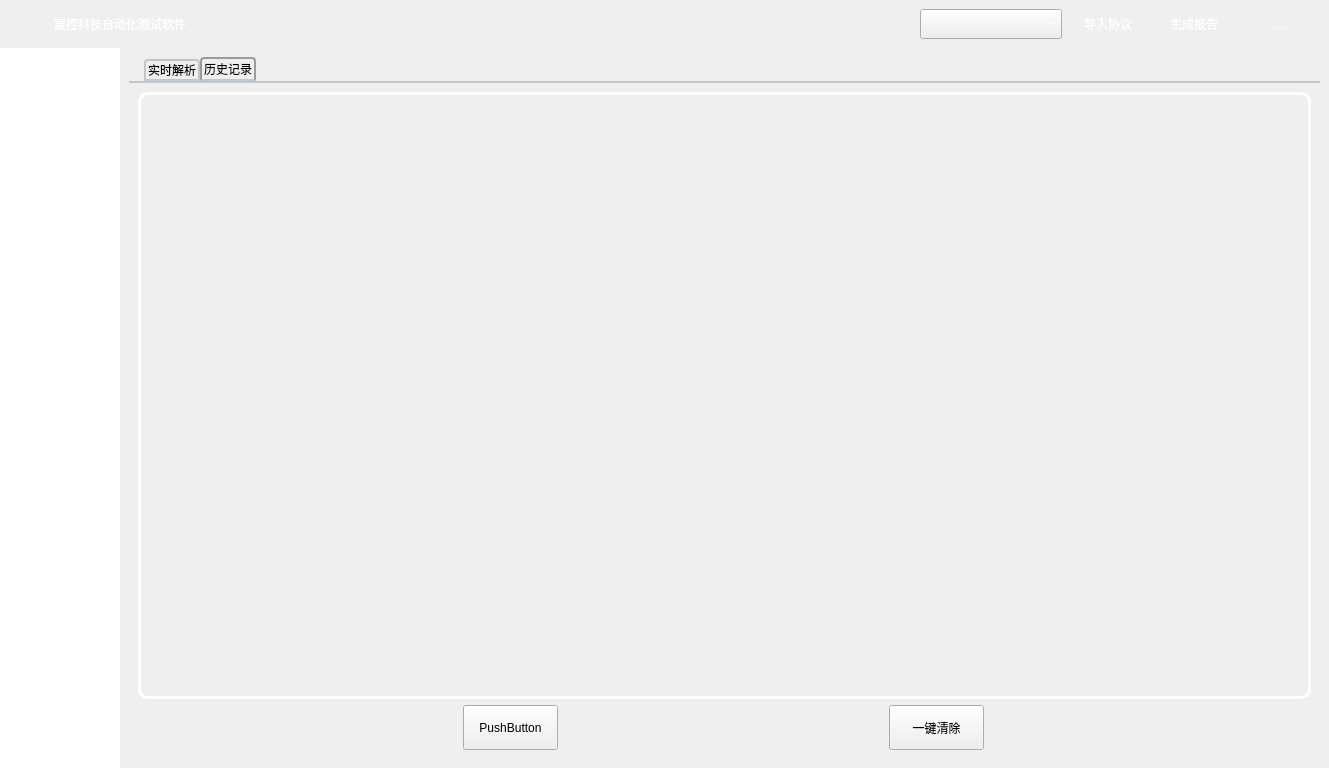
Before: the Qt Designer form KCTS/KCTS Project/UI/main_window_ui.ui in learniuH/work, drawn with Qt 5.
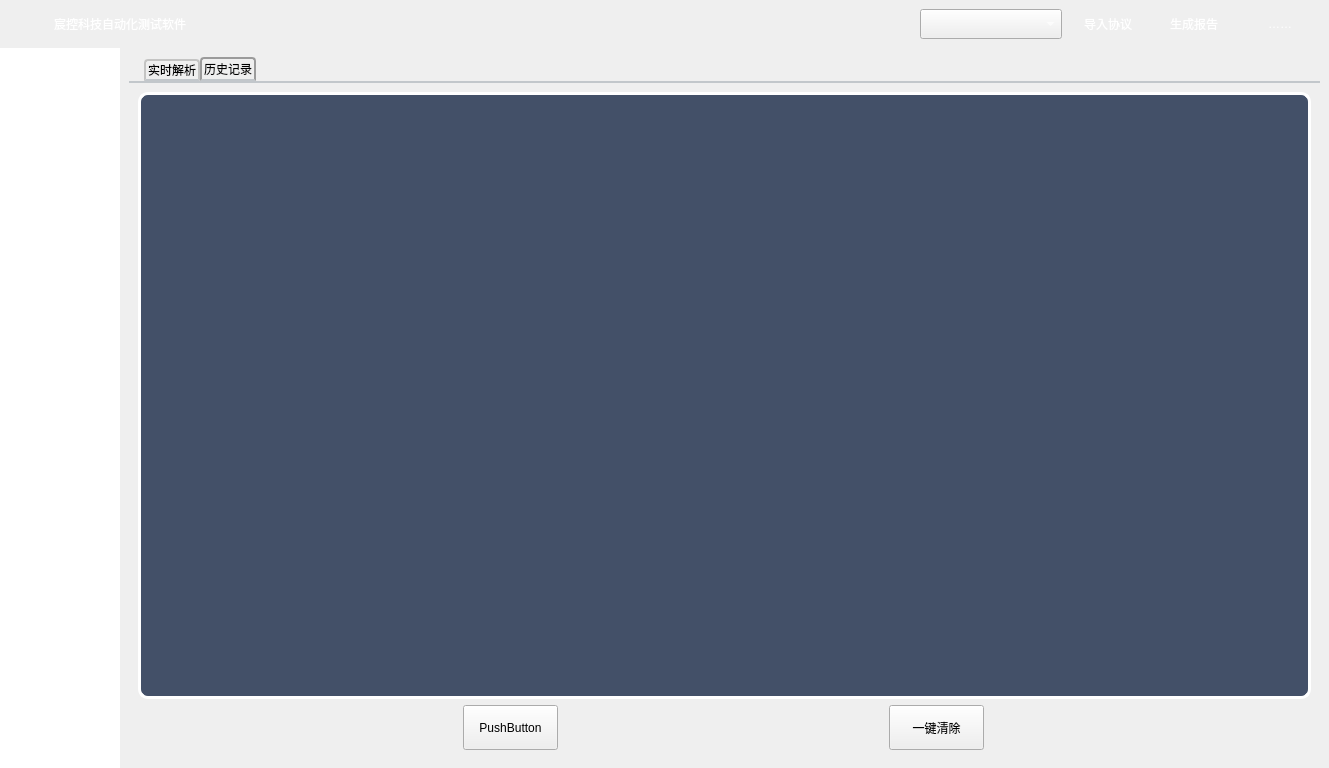
After: the same form once the commit is applied.

```diff
--- a/KCTS/KCTS Project/UI/main_window_ui.ui
+++ b/KCTS/KCTS Project/UI/main_window_ui.ui
@@ -3184,7 +3184,7 @@
 /*	border-color: qlineargradient(x1: 0, y1: 0, x2: 1, y2: 1,
                                       stop: 0 #f6f7fa, stop: 1 #dadbde);*/
 	border-color: white;
-	background: transparent;
+	background-color: #435068;
 	border-width: 3;
 	border-radius: 10px;
 	border-style: outset;
```
